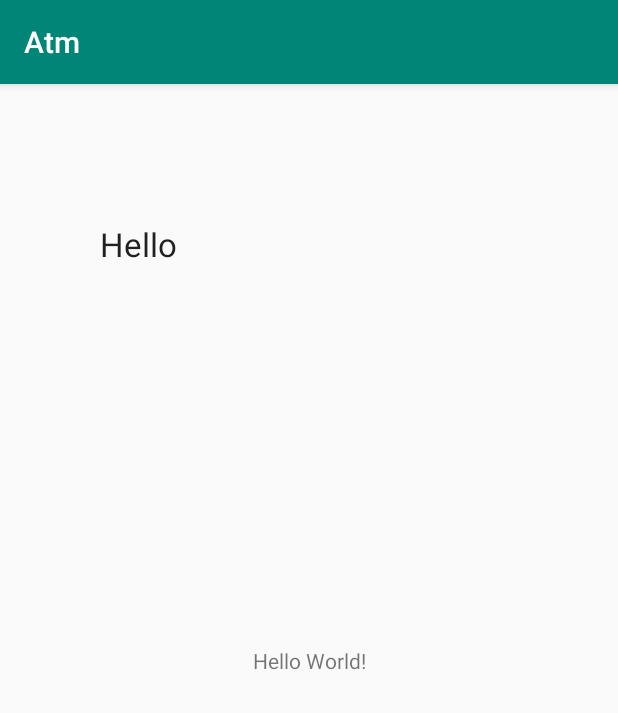
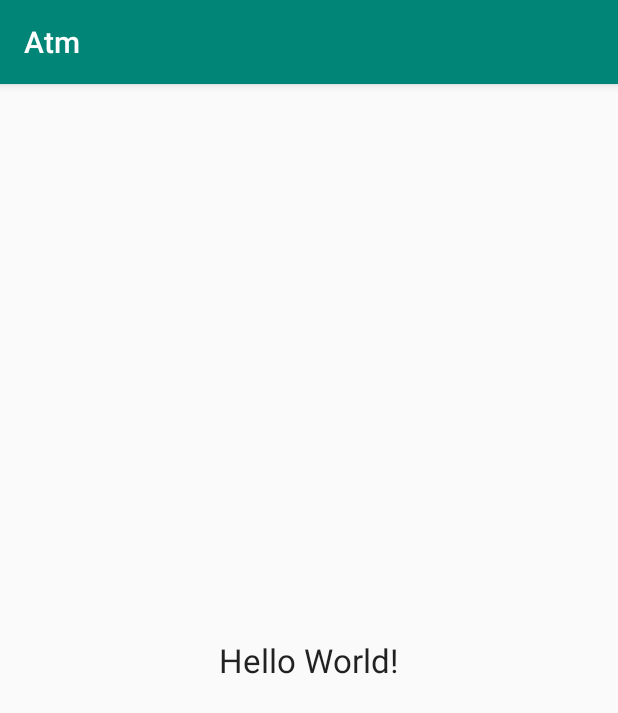
Before and after one commit to tt8871720/ATM, an Android app: the MainActivity screen opened directly, with no data from a screen before it, on a phone screen of 412 x 824 dp. Shown: the top 713 px of the screen. Run offline under Robolectric (Android 15) with nearby library versions, the phone set to English and light mode, and no system bars.

```diff
--- a/app/src/main/res/layout/activity_login.xml
+++ b/app/src/main/res/layout/activity_login.xml
@@ -48,7 +48,7 @@
         android:layout_marginLeft="36dp"
         android:layout_marginTop="16dp"
         android:ems="10"
-        android:inputType="textPersonName|numberPassword"
+        android:inputType="textPersonName|numberDecimal|numberPassword"
         app:layout_constraintStart_toStartOf="parent"
         app:layout_constraintTop_toBottomOf="@+id/textView3" />
 
--- a/app/src/main/res/layout/activity_main.xml
+++ b/app/src/main/res/layout/activity_main.xml
@@ -10,28 +10,10 @@
         android:layout_width="wrap_content"
         android:layout_height="wrap_content"
         android:text="Hello World!"
+        android:textAppearance="@android:style/TextAppearance.DeviceDefault.Large"
         app:layout_constraintBottom_toBottomOf="parent"
         app:layout_constraintLeft_toLeftOf="parent"
         app:layout_constraintRight_toRightOf="parent"
         app:layout_constraintTop_toTopOf="parent" />
 
-    <TextView
-        android:id="@+id/textView2"
-        android:layout_width="279dp"
-        android:layout_height="98dp"
-        android:layout_marginStart="8dp"
-        android:layout_marginLeft="8dp"
-        android:layout_marginTop="8dp"
-        android:layout_marginEnd="8dp"
-        android:layout_marginRight="8dp"
-        android:layout_marginBottom="8dp"
-        android:text="Hello"
-        android:textAppearance="@android:style/TextAppearance.Material.Large"
-        app:layout_constraintBottom_toBottomOf="parent"
-        app:layout_constraintEnd_toEndOf="parent"
-        app:layout_constraintHorizontal_bias="0.505"
-        app:layout_constraintStart_toStartOf="parent"
-        app:layout_constraintTop_toTopOf="parent"
-        app:layout_constraintVertical_bias="0.128" />
-
 </android.support.constraint.ConstraintLayout>
```
Also changed, not shown: app/src/main/java/com/two/atm/LoginActivity.java (+24 -11 lines), app/src/main/java/com/two/atm/MainActivity.java (+18 -17 lines).
